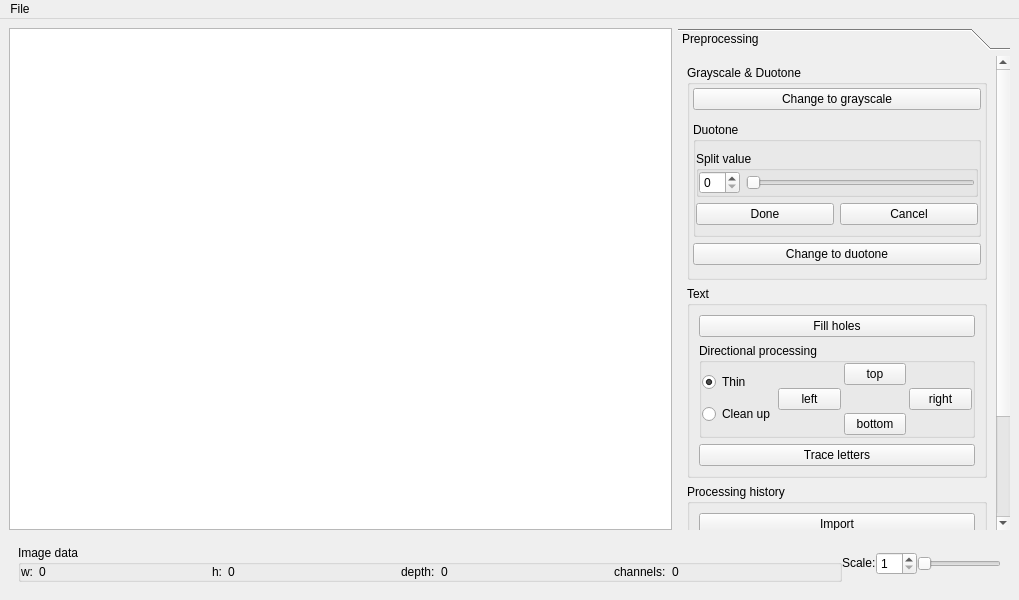
Old version of the form src/ui/mainwindow.ui in the repository AndrewSerb/mach_met_img_recogn.
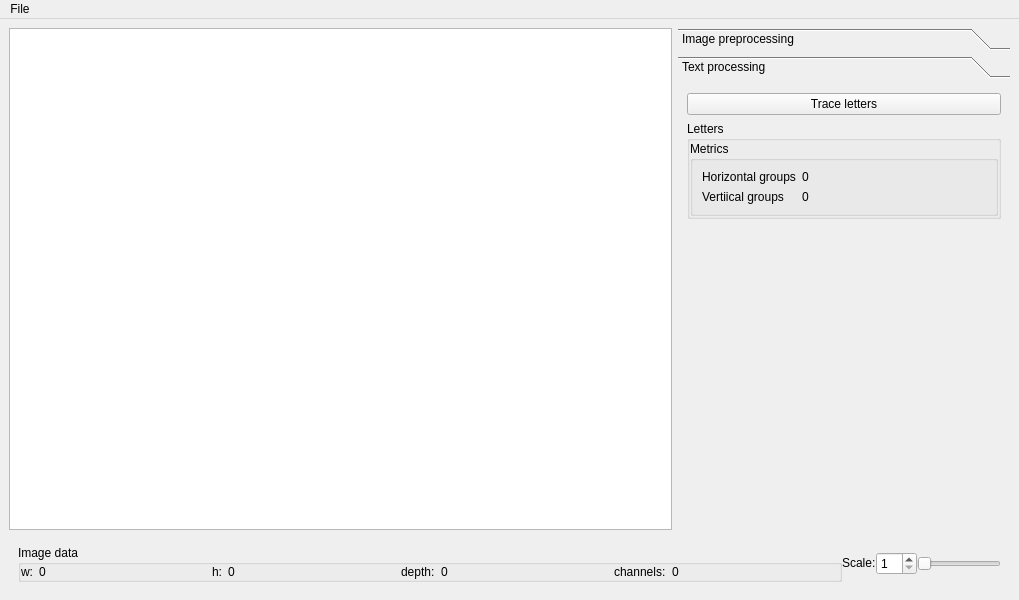
New version of the form. The open tabs and pages were chosen to show the change.

Diff of the .ui file:
```diff
--- a/src/ui/mainwindow.ui
+++ b/src/ui/mainwindow.ui
@@ -79,7 +79,7 @@
              <x>0</x>
              <y>0</y>
              <width>316</width>
-             <height>647</height>
+             <height>617</height>
             </rect>
            </property>
            <property name="sizePolicy">
@@ -89,7 +89,7 @@
             </sizepolicy>
            </property>
            <attribute name="label">
-            <string>Preprocessing</string>
+            <string>Image preprocessing</string>
            </attribute>
            <layout class="QVBoxLayout" name="verticalLayout_preprocessing" stretch="0,0,0,10">
             <item>
@@ -368,13 +368,6 @@
                  </layout>
                 </widget>
                </item>
-               <item>
-                <widget class="QPushButton" name="button_trace_letters">
-                 <property name="text">
-                  <string>Trace letters</string>
-                 </property>
-                </widget>
-               </item>
               </layout>
              </widget>
             </item>
@@ -409,6 +402,108 @@
             </item>
            </layout>
           </widget>
+          <widget class="QWidget" name="tab_text_processing">
+           <property name="geometry">
+            <rect>
+             <x>0</x>
+             <y>0</y>
+             <width>330</width>
+             <height>433</height>
+            </rect>
+           </property>
+           <attribute name="label">
+            <string>Text processing</string>
+           </attribute>
+           <layout class="QVBoxLayout" name="verticalLayout_8" stretch="0,0,10">
+            <item>
+             <widget class="QPushButton" name="button_trace_letters">
+              <property name="text">
+               <string>Trace letters</string>
+              </property>
+             </widget>
+            </item>
+            <item>
+             <widget class="QGroupBox" name="groupBox_letter">
+              <property name="title">
+               <string>Letters</string>
+              </property>
+              <layout class="QVBoxLayout" name="verticalLayout_9">
+               <property name="leftMargin">
+                <number>0</number>
+               </property>
+               <property name="topMargin">
+                <number>0</number>
+               </property>
+               <property name="rightMargin">
+                <number>0</number>
+               </property>
+               <property name="bottomMargin">
+                <number>0</number>
+               </property>
+               <item>
+                <widget class="QGroupBox" name="groupBox_letter_metrics">
+                 <property name="sizePolicy">
+                  <sizepolicy hsizetype="Preferred" vsizetype="Minimum">
+                   <horstretch>0</horstretch>
+                   <verstretch>0</verstretch>
+                  </sizepolicy>
+                 </property>
+                 <property name="title">
+                  <string>Metrics</string>
+                 </property>
+                 <layout class="QVBoxLayout" name="verticalLayout_10">
+                  <item>
+                   <layout class="QFormLayout" name="formLayout">
+                    <property name="sizeConstraint">
+                     <enum>QLayout::SetDefaultConstraint</enum>
+                    </property>
+                    <property name="fieldGrowthPolicy">
+                     <enum>QFormLayout::AllNonFixedFieldsGrow</enum>
+                    </property>
+                    <property name="rowWrapPolicy">
+                     <enum>QFormLayout::DontWrapRows</enum>
+                    </property>
+                    <item row="0" column="0">
+                     <widget class="QLabel" name="label_hor_groups">
+                      <property name="text">
+                       <string>Horizontal groups</string>
+                      </property>
+                     </widget>
+                    </item>
+                    <item row="0" column="1">
+                     <widget class="QLabel" name="label_hor_gr_num">
+                      <property name="text">
+                       <string>0</string>
+                      </property>
+                     </widget>
+                    </item>
+                    <item row="1" column="0">
+                     <widget class="QLabel" name="label_vert_groups">
+                      <property name="text">
+                       <string>Vertiical groups</string>
+                      </property>
+                     </widget>
+                    </item>
+                    <item row="1" column="1">
+                     <widget class="QLabel" name="label_vert_groups_num">
+                      <property name="text">
+                       <string>0</string>
+                      </property>
+                     </widget>
+                    </item>
+                   </layout>
+                  </item>
+                 </layout>
+                </widget>
+               </item>
+              </layout>
+             </widget>
+            </item>
+            <item>
+             <widget class="QWidget" name="widget_spacer_processing" native="true"/>
+            </item>
+           </layout>
+          </widget>
          </widget>
         </item>
        </layout>
```
Left out of the diff: 11 changed lines with no effect on the pictures.
